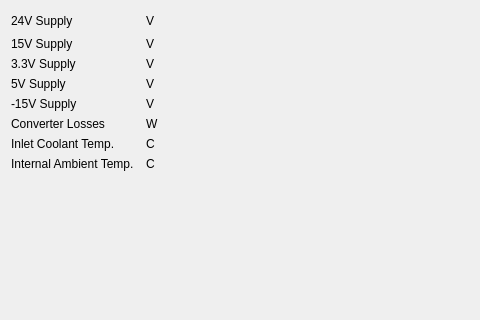
First picture: the form in example_hmi_health.ui, repository epcpower/st, before the edit; both pictures show x 0 to 480 and y 0 to 320 of the 714 by 469 pixel window.
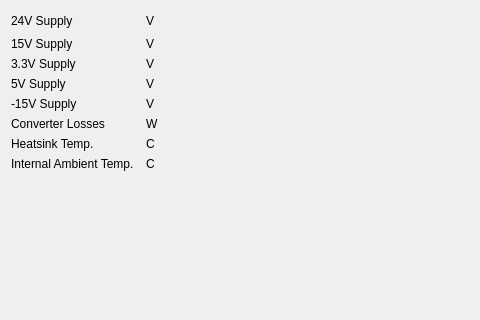
Second picture: the form after the edit. Custom widgets are drawn as their Qt base class.

Patch:
```diff
--- a/example_hmi_health.ui
+++ b/example_hmi_health.ui
@@ -110,7 +110,7 @@
      <item row="6" column="0">
       <widget class="QLabel" name="label_7">
        <property name="text">
-        <string>Inlet Coolant Temp.</string>
+        <string>Heatsink Temp.</string>
        </property>
       </widget>
      </item>
```
Left out of the diff: 2 changed lines with no effect on the pictures.
